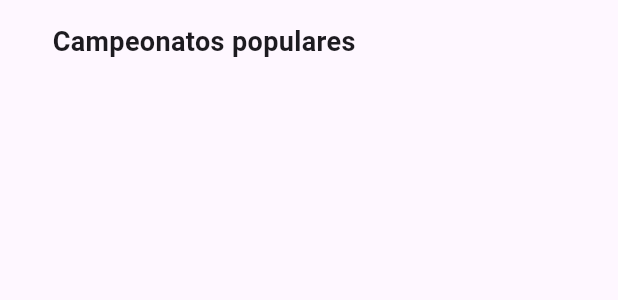
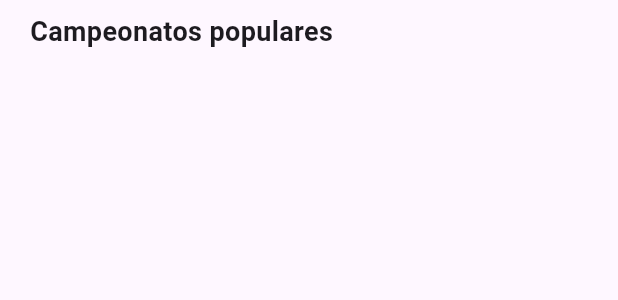
Before and after one commit to jvitorthomaz/App_Flutter_MobX, a Flutter app: the ChampionshipWidget widget shown alone on an empty page, opened directly, on a phone screen of 412 x 824 dp. Shown: the top 300 px of the screen. Run offline on Flutter 3.47's test engine with Material 3 defaults, Android fonts, the light colour scheme and no system bars; drawn by our look-alikes of carousel_slider; our stand-ins replace flutter_spinkit, get_it, mobx, shared_preferences; accounts and stored records are empty; generated files the repository leaves out were written again; network calls fail; statements that could not run were skipped.

Commit message:
fix: code refactor

```diff
--- a/app_desafio_flutter/lib/src/modules/home/widgets/banner_widget.dart
+++ b/app_desafio_flutter/lib/src/modules/home/widgets/banner_widget.dart
@@ -37,8 +37,7 @@ class BannerWidget extends StatelessWidget {
           height: 191,
           enlargeCenterPage: false,
           enableInfiniteScroll: false,
-          viewportFraction:
-              0.7,
+          viewportFraction:0.7,
         )
       ),
     );
--- a/app_desafio_flutter/lib/src/modules/home/widgets/championship_widget.dart
+++ b/app_desafio_flutter/lib/src/modules/home/widgets/championship_widget.dart
@@ -12,13 +12,13 @@ class ChampionshipWidget extends StatelessWidget {
 
   @override
   Widget build(BuildContext context) {
-    return Container(
-      margin: const EdgeInsets.all(15),
+    return Padding(
+      padding: const EdgeInsets.all(8.0),
       child: Column(
         crossAxisAlignment: CrossAxisAlignment.start,
         children: [
           const Padding(
-            padding: EdgeInsets.only(left: 20),
+            padding: EdgeInsets.only(left: 12),
             child: Text(
               'Campeonatos populares',
               style: TextStyle(fontWeight: FontWeight.bold, fontSize: 18),
--- a/app_desafio_flutter/lib/src/modules/home/widgets/last_bet_widget.dart
+++ b/app_desafio_flutter/lib/src/modules/home/widgets/last_bet_widget.dart
@@ -14,7 +14,7 @@ class LastBetWidget extends StatelessWidget {
     return SizedBox(
       height: 200,
       child: Container(
-        margin: const EdgeInsets.fromLTRB(0, 10, 0, 35),
+        margin: const EdgeInsets.fromLTRB(20, 10, 0, 35),
         child: Column(
           crossAxisAlignment: CrossAxisAlignment.start,
           mainAxisAlignment: MainAxisAlignment.spaceEvenly,
--- a/app_desafio_flutter/lib/src/modules/home/widgets/tip_widget.dart
+++ b/app_desafio_flutter/lib/src/modules/home/widgets/tip_widget.dart
@@ -20,7 +20,7 @@ class TipWidget extends StatelessWidget {
         child: Column(
           children: [
             Container(
-              margin: const EdgeInsets.only(left: 45, right: 35),
+              margin: const EdgeInsets.only(left: 12, right: 35),
               child: Row(
                 mainAxisAlignment: MainAxisAlignment.spaceBetween,
                 children: [
```
Also changed, not shown: app_desafio_flutter/lib/setup_getIt.dart (+0 -10 lines), app_desafio_flutter/lib/src/modules/coreController/core_controller.dart (+0 -11 lines), app_desafio_flutter/lib/src/modules/home/widgets/bonus_widget.dart (+6 -9 lines), app_desafio_flutter/lib/src/store/championship_store.dart (deleted, +0 -16 lines), app_desafio_flutter/lib/src/store/sports_store.dart (deleted, +0 -15 lines).
